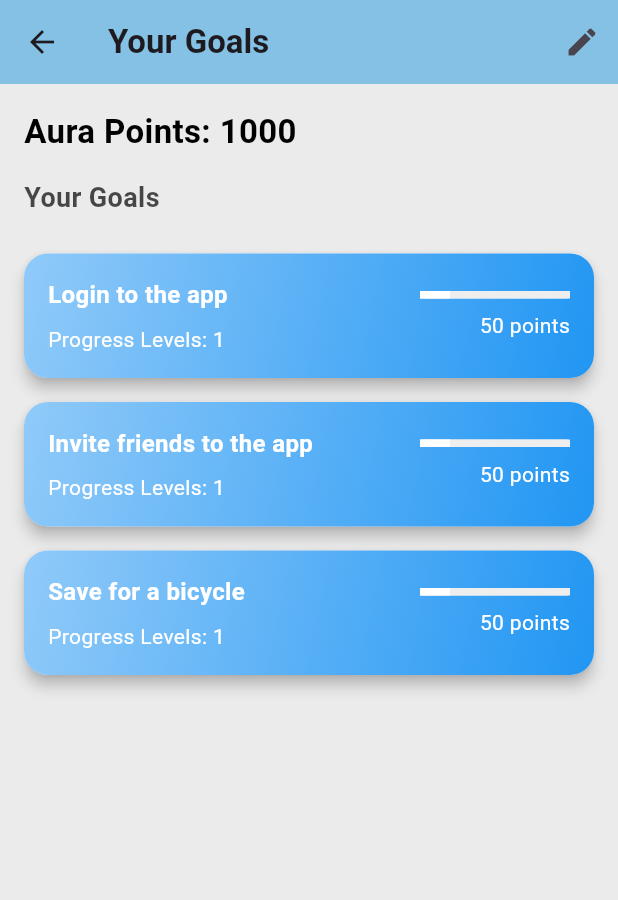
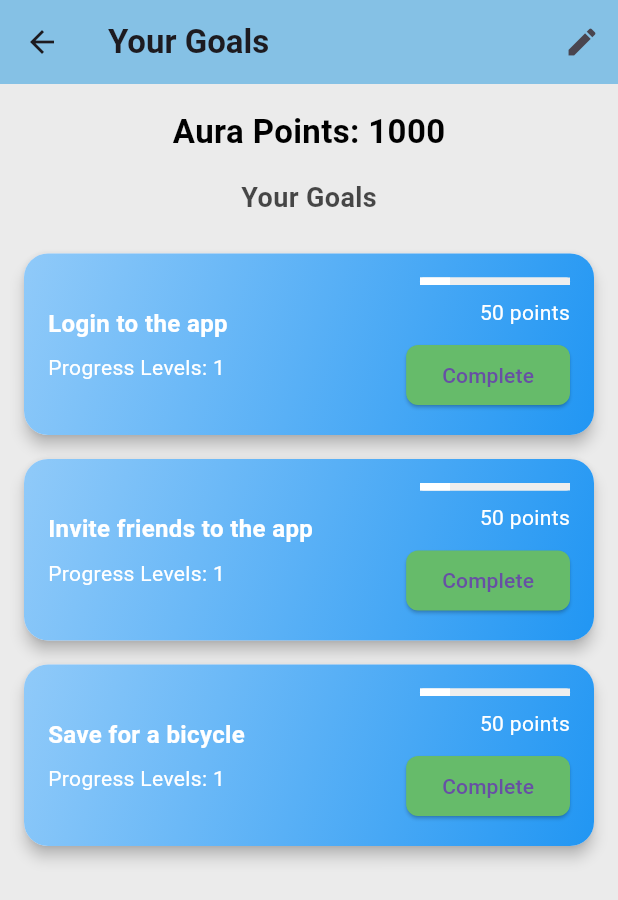
Before and after one commit to Fynaura/fynaura, a Flutter app: the GoalPage screen opened directly, on a phone screen of 412 x 824 dp. Shown: the top 900 px of the screen. Run offline on Flutter 3.47's test engine with Material 3 defaults, Android fonts, the phone set to English and light mode, and no system bars; our stand-ins replace shared_preferences; accounts and stored records are empty.

Commit message:
Update GoalPage.dart

```diff
--- a/front-end/lib/GoalPage.dart
+++ b/front-end/lib/GoalPage.dart
@@ -42,6 +42,16 @@ class _GoalPageState extends State<GoalPage> {
     _loadGoals();  // Reload the goals after editing
   }
 
+  // Function to handle progress update when 'Complete' button is pressed
+  void _completeGoal(int index) {
+    if (progressLevels[index] < 5) {
+      setState(() {
+        progressLevels[index] += 1;
+      });
+      _saveGoals();  // Save updated goals after completing
+    }
+  }
+
   @override
   Widget build(BuildContext context) {
     return Scaffold(
@@ -59,7 +69,6 @@ class _GoalPageState extends State<GoalPage> {
       body: Padding(
         padding: EdgeInsets.all(16.0),
         child: Column(
-          crossAxisAlignment: CrossAxisAlignment.start,
           children: [
             Text("Aura Points: $auraPoints", style: TextStyle(fontSize: 22, fontWeight: FontWeight.bold)),
             SizedBox(height: 16),
@@ -117,6 +126,19 @@ class _GoalPageState extends State<GoalPage> {
                               ),
                               SizedBox(height: 8),
                               Text("${progressLevels[index] * 50} points", style: TextStyle(color: Colors.white)),
+                              SizedBox(height: 8),
+                              ElevatedButton(
+                                onPressed: progressLevels[index] < 5
+                                    ? () => _completeGoal(index)
+                                    : null,  // Disable if goal is complete
+                                child: Text(progressLevels[index] < 5 ? 'Complete' : 'Goal Completed'),
+                                style: ElevatedButton.styleFrom(
+                                  backgroundColor: Colors.green.shade400,  // Use backgroundColor instead of primary
+                                  shape: RoundedRectangleBorder(
+                                    borderRadius: BorderRadius.circular(8),
+                                  ),
+                                ),
+                              ),
                             ],
                           ),
                         ],
```
